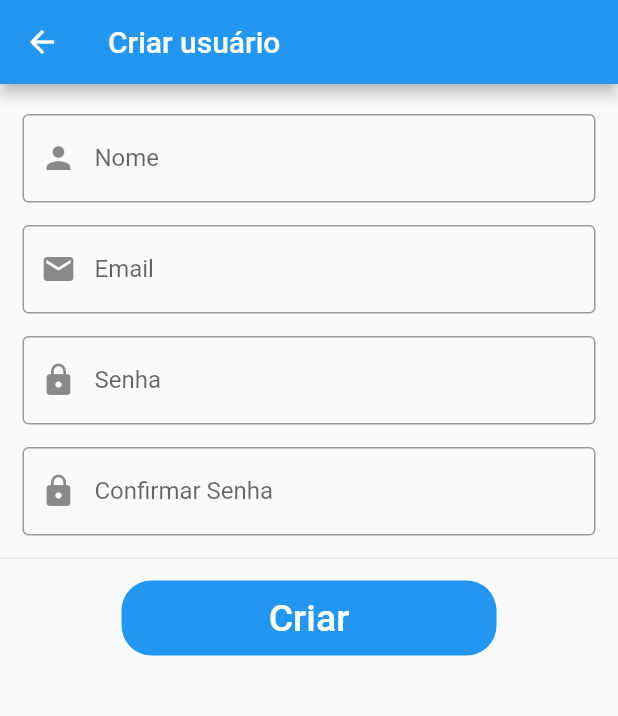
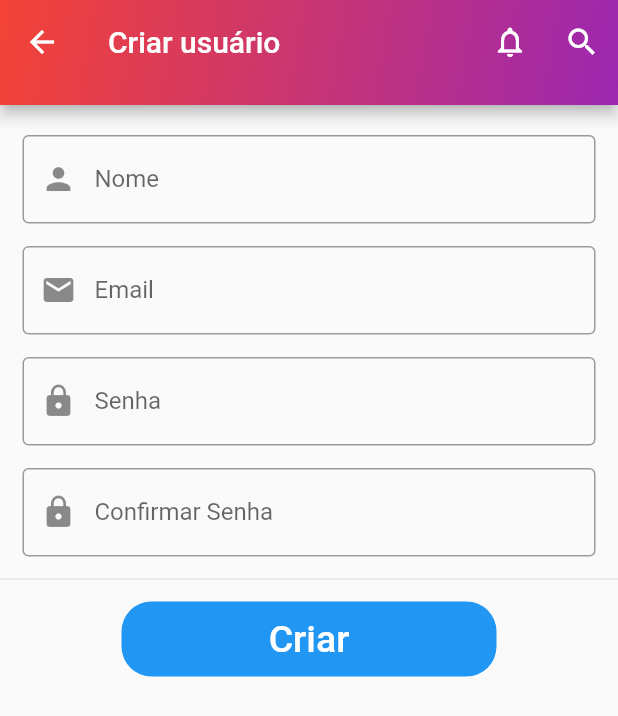
Before and after one commit to henriquemoreno/change_theme, a Flutter app: the CreateUsers screen opened directly, on a phone screen of 412 x 824 dp. Shown: the top 716 px of the screen. Run offline on Flutter 3.47's test engine with Material 2 defaults, Android fonts, the light colour scheme and no system bars; our stand-ins replace sqflite; accounts and stored records are empty.

Commit message:
Atualização do layout

```diff
--- a/lib/views/users/create_users_page.dart
+++ b/lib/views/users/create_users_page.dart
@@ -1,6 +1,7 @@
 import 'package:change_theme/database/login_sql_helper.dart';
 import 'package:change_theme/models/login_model.dart';
 import 'package:change_theme/views/users/index_users_page.dart';
+import 'package:change_theme/widgets/appbar.dart';
 import 'package:flutter/material.dart';
 
 class CreateUsers extends StatefulWidget {
@@ -20,9 +21,7 @@ class _CreateUsersState extends State<CreateUsers> {
   @override
   Widget build(BuildContext context) {
     return Scaffold(
-      appBar: AppBar(
-        title: const Text("Criar usuário"),
-      ),
+      appBar: const CustomAppBar(title: "Criar usuário"),
       body: SingleChildScrollView(
         child: Form(
             key: _formKey,
--- /dev/null
+++ b/lib/widgets/appbar.dart
@@ -0,0 +1,41 @@
+import 'package:flutter/material.dart';
+
+class CustomAppBar extends StatelessWidget implements PreferredSizeWidget {
+  const CustomAppBar({Key? key, required this.title}) : super(key: key);
+  final String title;
+
+  @override
+  Size get preferredSize => const Size.fromHeight(70);
+
+  @override
+  Widget build(BuildContext context) {
+    return AppBar(
+      title: Text(title),
+      //centerTitle: true,
+      // leading: IconButton(
+      //   icon: Icon(Icons.menu),
+      //   onPressed: () {},
+      // ),
+      actions: [
+        IconButton(
+          icon: const Icon(Icons.notifications_none),
+          onPressed: () {},
+        ),
+        IconButton(
+          icon: const Icon(Icons.search),
+          onPressed: () {},
+        )
+      ],
+      //backgroundColor: Colors.purple,
+      flexibleSpace: Container(
+        decoration: const BoxDecoration(
+          gradient: LinearGradient(
+            colors: [Colors.purple, Colors.red],
+            begin: Alignment.bottomRight,
+            end: Alignment.topLeft,
+          ),
+        ),
+      ),
+    );
+  }
+}
```
Also changed, not shown: lib/views/home_page.dart (+59 -35 lines), lib/views/users/index_users_page.dart (+2 -13 lines), lib/widgets/navbar.dart (+9 -0 lines).
